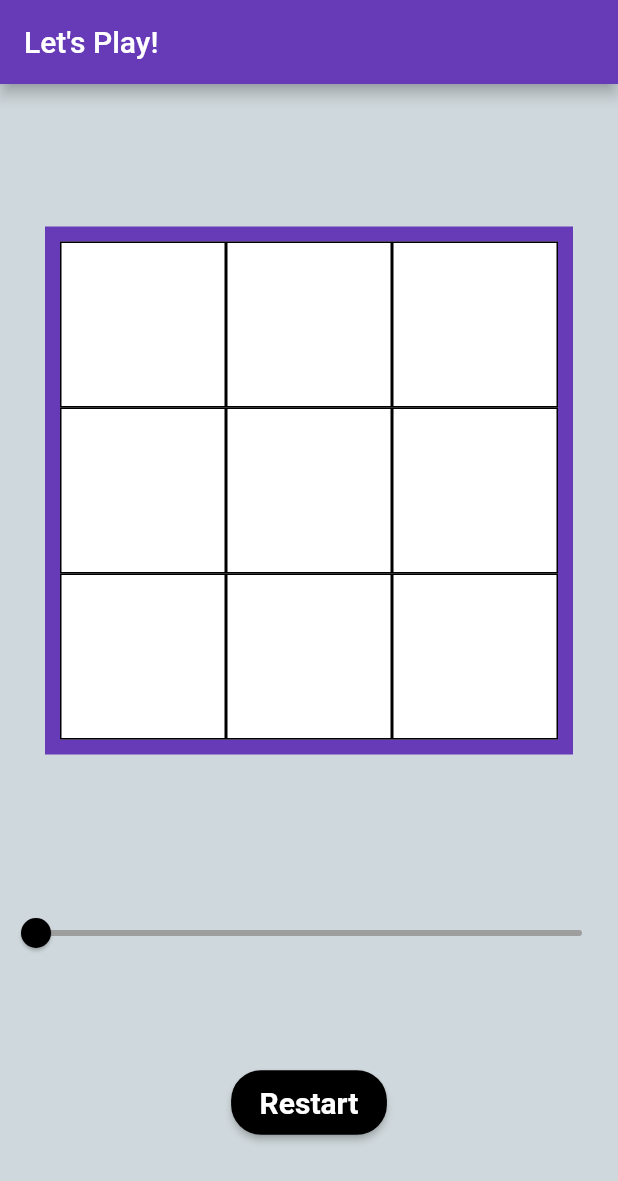
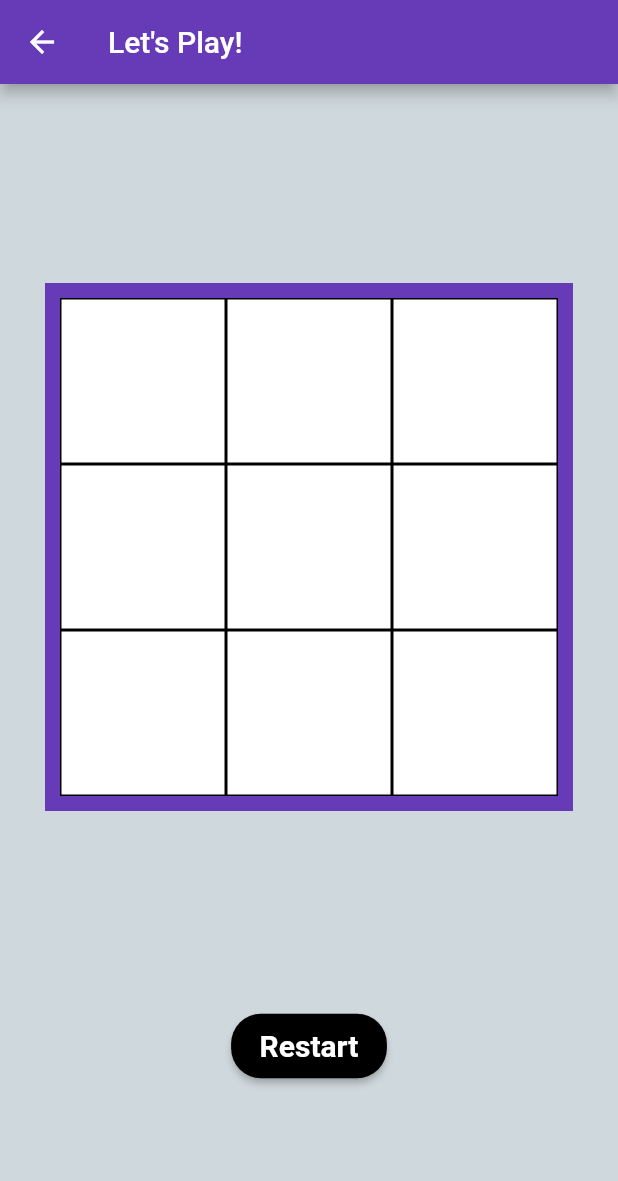
Before and after one commit to dextermaher/tic_tac_toe, a Flutter app: the screen it shows after launch, after a tap on "Play!", on a phone screen of 412 x 824 dp. Shown: the top 1181 px of the screen. Run offline on Flutter 3.47's test engine with Material 2 defaults, Android fonts, the phone set to English and light mode, and no system bars.

Commit message:
I am done with this. ONLY RUN ON IPHONE 11 PRO MAX

```diff
--- a/lib/initial_screen.dart
+++ b/lib/initial_screen.dart
@@ -1,7 +1,16 @@
 import 'package:flutter/material.dart';
+import 'package:tic_tac_toe/screen.dart';
 
-class WelcomeScreen extends StatelessWidget {
+class WelcomeScreen extends StatefulWidget {
   static const routeName = '/';
+
+  @override
+  _WelcomeScreenState createState() => _WelcomeScreenState();
+}
+
+class _WelcomeScreenState extends State<WelcomeScreen> {
+  double sliderValue = 3;
+
   @override
   Widget build(BuildContext context) {
     return Scaffold(
@@ -15,6 +24,20 @@ class WelcomeScreen extends StatelessWidget {
                 Text(
                   'Welcome!',
                   style: TextStyle(color: Colors.black, fontSize: 60),
+                ),
+                Text(
+                  'Number of cells: ${sliderValue.toInt() * sliderValue.toInt()}',
+                  style: TextStyle(color: Colors.black, fontSize: 60),
+                ),
+                Slider(
+                  value: sliderValue,
+                  min: 3,
+                  max: 20,
+                  onChanged: (newValue) {
+                    setState(() {
+                      sliderValue = newValue.floor().toDouble();
+                    });
+                  },
                 ),
                 RaisedButton(
                   shape: RoundedRectangleBorder(
@@ -33,7 +56,13 @@ class WelcomeScreen extends StatelessWidget {
                     ),
                   ),
                   onPressed: () {
-                    Navigator.pushReplacementNamed(context, '/play');
+                    Navigator.push(
+                        context,
+                        MaterialPageRoute(
+                          builder: (context) => MyHomePage(
+                            boardsize: sliderValue,
+                          ),
+                        ));
                   },
                 ),
               ],
--- a/lib/screen.dart
+++ b/lib/screen.dart
@@ -3,9 +3,8 @@ import 'cell.dart';
 
 class MyHomePage extends StatefulWidget {
   static const routeName = '/play';
-  MyHomePage({
-    Key key,
-  }) : super(key: key);
+  final double boardsize;
+  MyHomePage({Key key, this.boardsize}) : super(key: key);
 
   @override
   _MyHomePageState createState() => _MyHomePageState();
@@ -13,6 +12,7 @@ class MyHomePage extends StatefulWidget {
 
 class _MyHomePageState extends State<MyHomePage> {
   int rowLength = 3;
+  bool hasBoardSizeCreated = false;
   bool hasCellListCreated = false;
   bool hasIconsFromBoardCreated = false;
   bool isX = true;
@@ -39,6 +39,15 @@ class _MyHomePageState extends State<MyHomePage> {
           MediaQuery.of(context).size.height;
         });
       }
+    }
+  }
+
+  void setBoardSize() {
+    if (!hasBoardSizeCreated) {
+      setState(() {
+        hasBoardSizeCreated = true;
+        rowLength = widget.boardsize.toInt();
+      });
     }
   }
 
@@ -307,6 +316,7 @@ IN THE ON WIN
 
   @override
   Widget build(BuildContext context) {
+    setBoardSize();
     iconsFromBoardResseter();
     widthInit();
     return Scaffold(
@@ -338,22 +348,6 @@ IN THE ON WIN
                 )),
               ),
             ),
-            Slider(
-              value: rowLength.toDouble(),
-              min: 3,
-              max: 15,
-              activeColor: Colors.black,
-              inactiveColor: Colors.grey,
-              onChanged: (newVal) {
-                setState(() {
-                  if (!hasGameStarted) {
-                    rowLength = newVal.floor();
-                    hasCellListCreated = false;
-                    hasIconsFromBoardCreated = false;
-                  }
-                });
-              },
-            ),
             RaisedButton(
               shape: RoundedRectangleBorder(
                 borderRadius: BorderRadius.circular(20),
@@ -371,13 +365,19 @@ IN THE ON WIN
                 ),
               ),
               onPressed: () {
-                Navigator.pushReplacementNamed(context, '/play');
+                Navigator.push(
+                    context,
+                    MaterialPageRoute(
+                      builder: (context) => MyHomePage(
+                        boardsize: rowLength.toDouble(),
+                      ),
+                    ));
               },
             ),
           ],
         ),
         Padding(
-          padding: const EdgeInsets.fromLTRB(30, 90, 30, 0),
+          padding: const EdgeInsets.fromLTRB(30, 130, 30, 0),
           child: hasWon == true
               ? Container(
                   width: screenSize - (sidePadding * 2),
```
